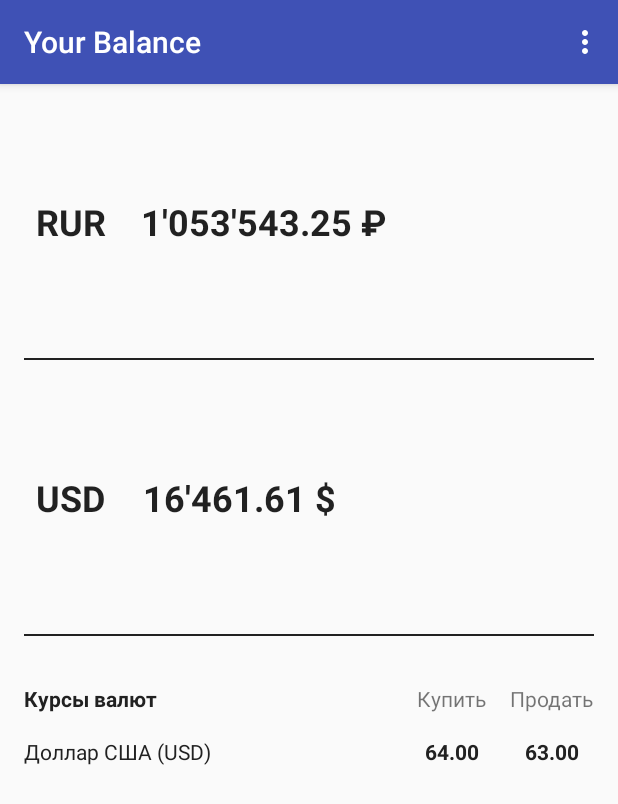
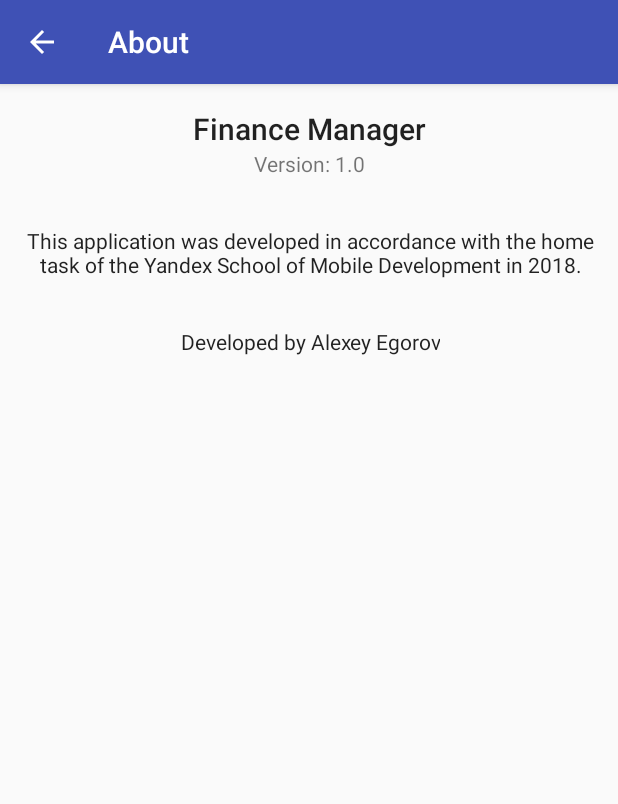
Before and after one commit to sergon146/FinanceManager, an Android app: the screen it shows after launch (MainActivity before the commit, AboutActivity after it), in the options menu, after a tap on "About", on a phone screen of 412 x 824 dp. Shown: the top 804 px of the screen. Run offline under Robolectric (Android 15) with nearby library versions, the phone set to English and light mode, and no system bars; our stand-ins replace ButterKnife.

Commit message:
About screen added

```diff
--- a/app/src/main/AndroidManifest.xml
+++ b/app/src/main/AndroidManifest.xml
@@ -15,6 +15,9 @@
                 <category android:name="android.intent.category.LAUNCHER" />
             </intent-filter>
         </activity>
+        <activity
+            android:name=".ui.activity.AboutActivity"
+            android:label="@string/title_about" />
 
     </application>
 </manifest>
--- /dev/null
+++ b/app/src/main/java/com/myst3ry/financemanager/ui/activity/AboutActivity.java
@@ -0,0 +1,77 @@
+package com.myst3ry.financemanager.ui.activity;
+
+import android.content.Context;
+import android.content.Intent;
+import android.net.Uri;
+import android.os.Build;
+import android.os.Bundle;
+import android.support.v7.app.ActionBar;
+import android.view.MenuItem;
+import android.widget.TextView;
+
+import com.myst3ry.financemanager.BuildConfig;
+import com.myst3ry.financemanager.R;
+
+import butterknife.BindView;
+
+public final class AboutActivity extends BaseActivity {
+
+    @BindView(R.id.tv_about_app_version)
+    TextView appVersionTextView;
+    @BindView(R.id.tv_about_developer)
+    TextView developerTextView;
+
+    public static Intent newIntent(final Context context) {
+        return new Intent(context, AboutActivity.class);
+    }
+
+    @Override
+    protected void onCreate(Bundle savedInstanceState) {
+        super.onCreate(savedInstanceState);
+        setContentView(R.layout.activity_about);
+        setupActionBar();
+        setAboutInfo();
+        setListeners();
+    }
+
+    @Override
+    public boolean onOptionsItemSelected(MenuItem item) {
+        final int id = item.getItemId();
+        switch (id) {
+            case android.R.id.home:
+                onBackPressed();
+                return true;
+            default:
+                return super.onOptionsItemSelected(item);
+        }
+    }
+
+    private void setupActionBar() {
+        final ActionBar actionBar = getSupportActionBar();
+        if (actionBar != null) {
+            actionBar.setDisplayHomeAsUpEnabled(true);
+        }
+    }
+
+    private void setAboutInfo() {
+        appVersionTextView.setText(String.format(getString(R.string.text_about_app_version), BuildConfig.VERSION_NAME));
+    }
+
+    //todo hided contact info
+    private void setListeners() {
+        developerTextView.setOnClickListener(v -> contactDeveloper());
+    }
+
+    private void contactDeveloper() {
+        final String subject = String.format(getString(R.string.mail_subject), BuildConfig.VERSION_NAME);
+        final String body = String.format(getString(R.string.mail_body), Build.MANUFACTURER,
+                Build.MODEL, Build.DEVICE, Build.ID, Build.VERSION.RELEASE, Build.VERSION.SDK_INT);
+
+        final Intent sendIntent = new Intent(Intent.ACTION_SENDTO);
+        final String uriString = "mailto:" + Uri.encode(getString(R.string.mail_address)) +
+                "?subject=" + Uri.encode(subject) + "&body=" + Uri.encode(body);
+
+        sendIntent.setData(Uri.parse(uriString));
+        startActivity(Intent.createChooser(sendIntent, getString(R.string.mail_chooser_text)));
+    }
+}
--- a/app/src/main/java/com/myst3ry/financemanager/ui/activity/MainActivity.java
+++ b/app/src/main/java/com/myst3ry/financemanager/ui/activity/MainActivity.java
@@ -36,7 +36,7 @@ public final class MainActivity extends BaseActivity {
                 //startActivity(SettingsActivity.newIntent(this));
                 return true;
             case R.id.action_about:
-                //startActivity(AboutActivity.newIntent(this));
+                startActivity(AboutActivity.newIntent(this));
                 return true;
             default:
                 return super.onOptionsItemSelected(item);
--- /dev/null
+++ b/app/src/main/res/layout/activity_about.xml
@@ -0,0 +1,63 @@
+<?xml version="1.0" encoding="utf-8"?>
+<android.support.constraint.ConstraintLayout xmlns:android="http://schemas.android.com/apk/res/android"
+    xmlns:app="http://schemas.android.com/apk/res-auto"
+    xmlns:tools="http://schemas.android.com/tools"
+    android:layout_width="match_parent"
+    android:layout_height="match_parent"
+    tools:context=".ui.activity.AboutActivity">
+
+    <include
+        android:id="@+id/inner_app_bar"
+        layout="@layout/app_bar_toolbar" />
+
+    <TextView
+        android:id="@+id/tv_about_title"
+        android:layout_width="wrap_content"
+        android:layout_height="wrap_content"
+        android:layout_margin="@dimen/margin_standard"
+        android:text="@string/text_about_title"
+        android:textAlignment="center"
+        android:textAppearance="@style/TextAppearance.AppCompat.Title"
+        app:layout_constraintBottom_toTopOf="@id/tv_about_app_version"
+        app:layout_constraintEnd_toEndOf="parent"
+        app:layout_constraintStart_toStartOf="parent"
+        app:layout_constraintTop_toBottomOf="@+id/inner_app_bar" />
+
+    <TextView
+        android:id="@+id/tv_about_app_version"
+        android:layout_width="wrap_content"
+        android:layout_height="wrap_content"
+        android:layout_marginEnd="@dimen/margin_standard"
+        android:layout_marginStart="@dimen/margin_standard"
+        android:layout_marginBottom="@dimen/margin_standard"
+        android:textAlignment="center"
+        app:layout_constraintEnd_toEndOf="@+id/tv_about_title"
+        app:layout_constraintStart_toStartOf="@+id/tv_about_title"
+        app:layout_constraintTop_toBottomOf="@+id/tv_about_title" />
+
+    <TextView
+        android:id="@+id/tv_about_description"
+        android:layout_width="wrap_content"
+        android:layout_height="wrap_content"
+        android:layout_margin="@dimen/margin_standard"
+        android:padding="@dimen/padding_standard"
+        android:text="@string/text_about_desc"
+        android:textAlignment="center"
+        android:textAppearance="@style/TextAppearance.AppCompat.Body1"
+        app:layout_constraintEnd_toEndOf="@+id/tv_about_app_version"
+        app:layout_constraintStart_toStartOf="@+id/tv_about_app_version"
+        app:layout_constraintTop_toBottomOf="@+id/tv_about_app_version" />
+
+    <TextView
+        android:id="@+id/tv_about_developer"
+        android:layout_width="wrap_content"
+        android:layout_height="wrap_content"
+        android:layout_margin="@dimen/margin_standard"
+        android:text="@string/text_about_developer"
+        android:textAlignment="center"
+        android:textAppearance="@style/TextAppearance.AppCompat.Body1"
+        app:layout_constraintEnd_toEndOf="@+id/tv_about_description"
+        app:layout_constraintStart_toStartOf="@+id/tv_about_description"
+        app:layout_constraintTop_toBottomOf="@+id/tv_about_description" />
+
+</android.support.constraint.ConstraintLayout>
--- a/app/src/main/res/values/strings.xml
+++ b/app/src/main/res/values/strings.xml
@@ -18,4 +18,16 @@
     <string name="text_usd_balance">16\'461.61 $</string>
     <string name="text_rur_balance">1\'053\'543.25 ₽</string>
 
+    <!--About Info-->
+    <string name="text_about_app_version">Version: %s</string>
+    <string name="text_about_title">Finance Manager</string>
+    <string name="text_about_desc">This application was developed in accordance with the home task of the Yandex School of Mobile Development in 2018.</string>
+    <string name="text_about_developer">Developed by Alexey Egorov</string>
+
+    <!--Contact Info-->
+    <string name="mail_address">test@yandex.ru</string>
+    <string name="mail_subject">Feedback: Finance Manager version.%s</string>
+    <string name="mail_body">Device: %s %s (%s)\nBuild: %s\nVersion: %s (%d)\n\nMessage:\u0020\u0013</string>
+    <string name="mail_chooser_text">Choose app:</string>
+
 </resources>
```
